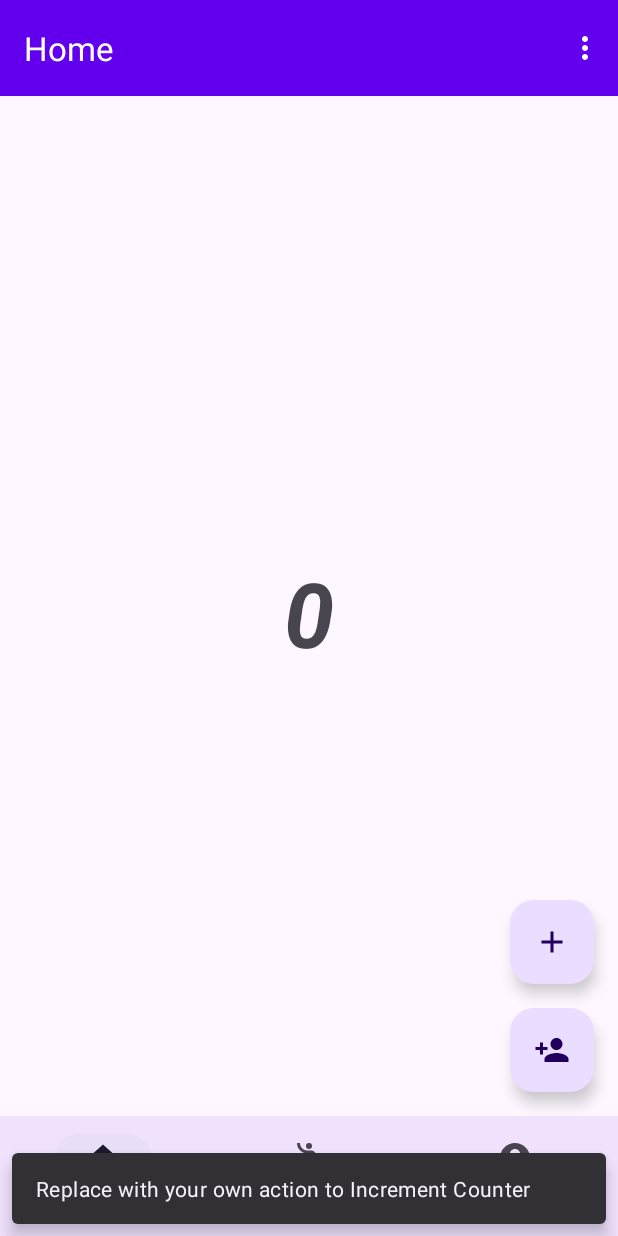
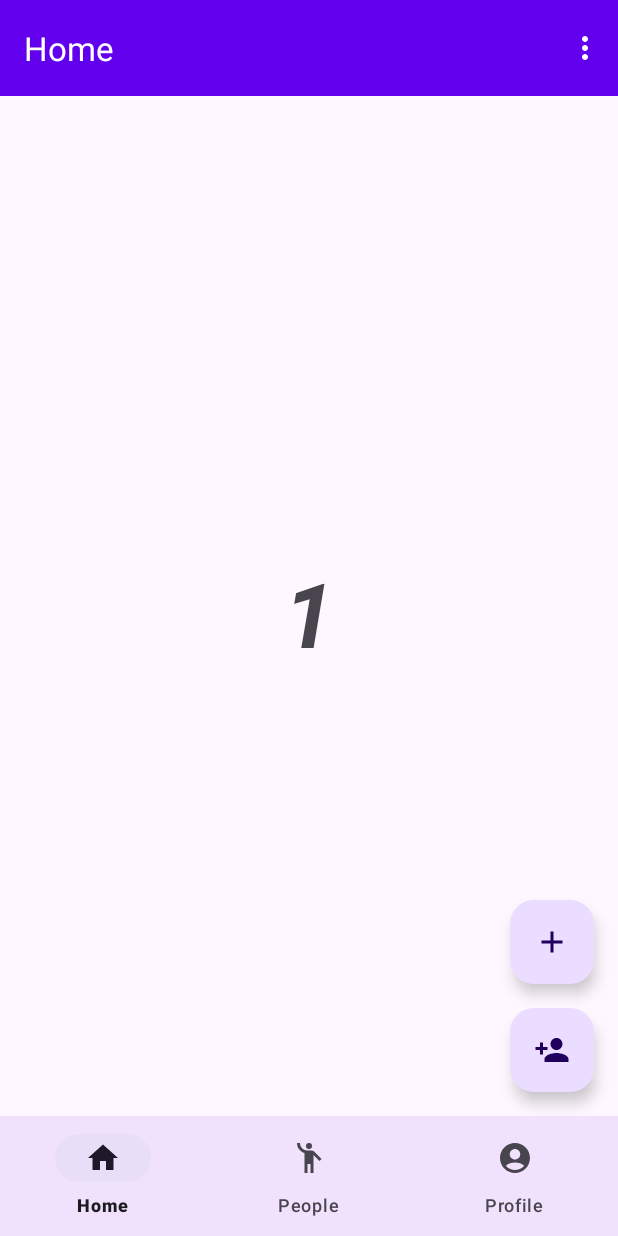
Before and after one commit to mlscvitpune/Development-App, an Android app: the screen it shows after launch (MainActivity), after a tap on an icon or button, on a phone screen of 412 x 824 dp. Run offline under Robolectric (Android 15) with nearby library versions, the phone set to English and light mode, and no system bars; our stand-ins replace navigation-ui.

Commit message:
counter increment

```diff
--- a/app/src/main/java/com/neilkrishna/basicapplication/ui/home/HomeFragment.kt
+++ b/app/src/main/java/com/neilkrishna/basicapplication/ui/home/HomeFragment.kt
@@ -29,11 +29,12 @@ class HomeFragment : Fragment() {
     override fun onViewCreated(view: View, savedInstanceState: Bundle?) {
         super.onViewCreated(view, savedInstanceState)
 
+        var count = 0
         binding.increment.setOnClickListener { view1 ->
-            Snackbar.make(view1, "Replace with your own action to Increment Counter", Snackbar.LENGTH_LONG)
-                .setAction("Action", null).show()
+            count = count +1
+            binding.counter.setText(count.toString())
+        }
 
-        }
 
         binding.addPeople.setOnClickListener { view2 ->
             Snackbar.make(view2, "Replace with your own action to add person", Snackbar.LENGTH_LONG)
--- a/build.gradle
+++ b/build.gradle
@@ -1,6 +1,6 @@
 // Top-level build file where you can add configuration options common to all sub-projects/modules.
 plugins {
-    id 'com.android.application' version '7.3.0' apply false
-    id 'com.android.library' version '7.3.0' apply false
+    id 'com.android.application' version '7.2.1' apply false
+    id 'com.android.library' version '7.2.1' apply false
     id 'org.jetbrains.kotlin.android' version '1.7.10' apply false
 }
```
